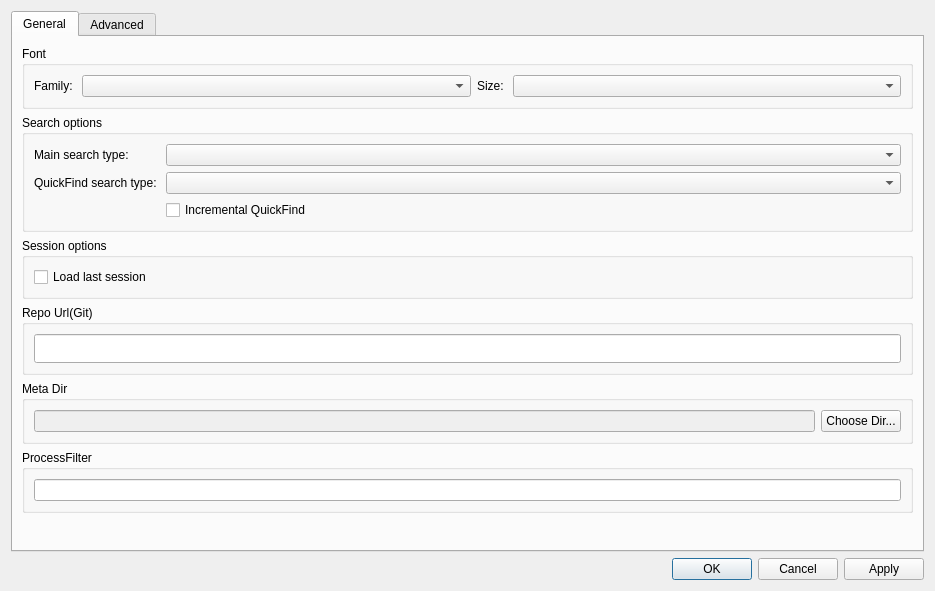
Before: the Qt Designer form src/optionsdialog.ui in Mrxiang-Plus/darkglogg, drawn with Qt 5.
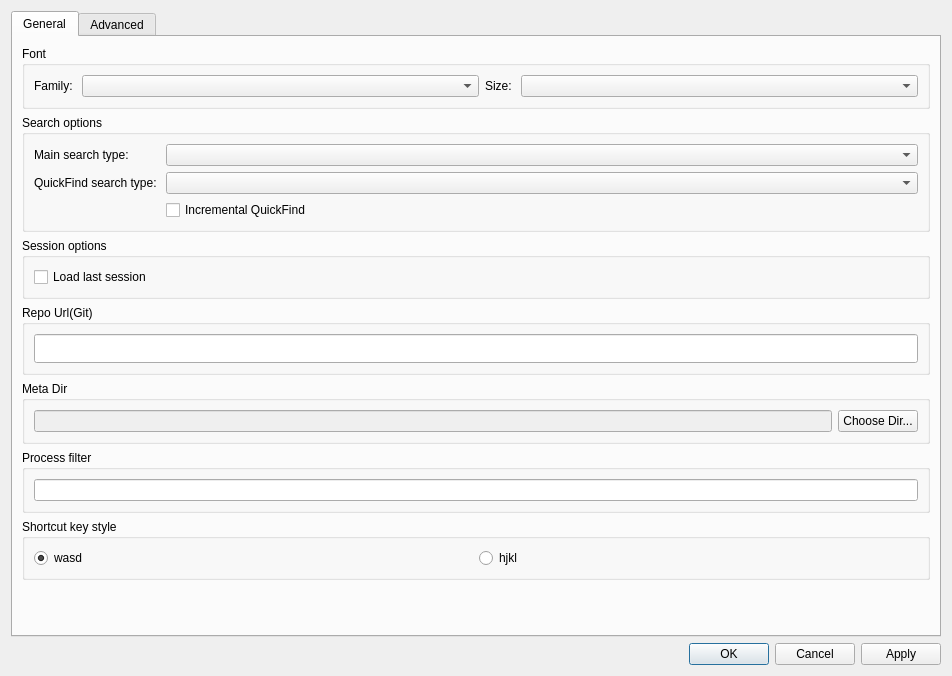
After: the same form once the commit is applied.

```diff
--- a/src/optionsdialog.ui
+++ b/src/optionsdialog.ui
@@ -6,8 +6,8 @@
    <rect>
     <x>0</x>
     <y>0</y>
-    <width>935</width>
-    <height>591</height>
+    <width>952</width>
+    <height>676</height>
    </rect>
   </property>
   <property name="sizePolicy">
@@ -234,7 +234,7 @@
        <item>
         <widget class="QGroupBox" name="ProcessFilter">
          <property name="title">
-          <string>ProcessFilter</string>
+          <string>Process filter</string>
          </property>
          <layout class="QVBoxLayout" name="verticalLayout_7">
           <item>
@@ -243,6 +243,38 @@
          </layout>
         </widget>
        </item>
+       <item>
+        <widget class="QGroupBox" name="groupBox">
+         <property name="title">
+          <string>Shortcut key style</string>
+         </property>
+         <layout class="QHBoxLayout" name="horizontalLayout_6">
+          <item>
+           <widget class="QRadioButton" name="radioButton">
+            <property name="text">
+             <string>wasd</string>
+            </property>
+            <property name="checked">
+             <bool>true</bool>
+            </property>
+            <attribute name="buttonGroup">
+             <string notr="true">buttonGroup</string>
+            </attribute>
+           </widget>
+          </item>
+          <item>
+           <widget class="QRadioButton" name="radioButton_2">
+            <property name="text">
+             <string>hjkl</string>
+            </property>
+            <attribute name="buttonGroup">
+             <string notr="true">buttonGroup</string>
+            </attribute>
+           </widget>
+          </item>
+         </layout>
+        </widget>
+       </item>
        <item>
         <spacer name="verticalSpacer">
          <property name="orientation">
```
Left out of the diff: 3 changed lines with no effect on the pictures.
